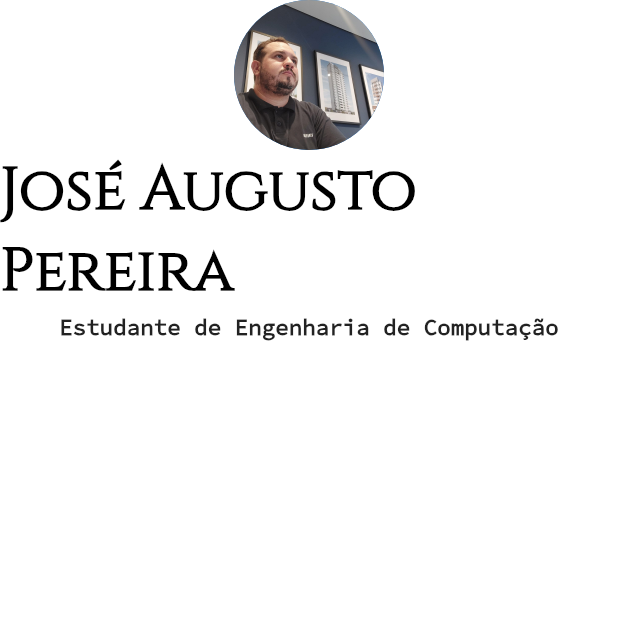
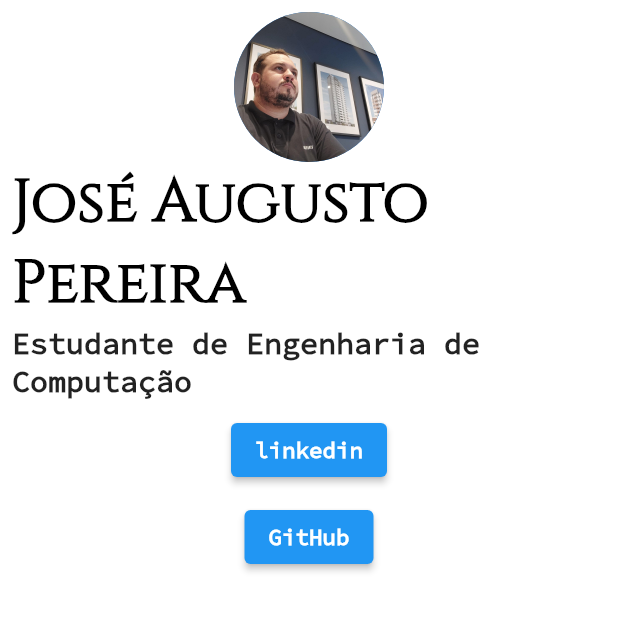
Before and after one commit to eujap/bio_link, a Flutter app: the screen it shows after launch, on a phone screen of 412 x 824 dp, the top half of it. Run offline on Flutter 3.47's test engine with Material 2 defaults, Android fonts, the phone set to English and light mode, and no system bars.

Commit message:
adicionando botoes de direcionamento

```diff
--- a/bio_link/lib/main.dart
+++ b/bio_link/lib/main.dart
@@ -1,4 +1,5 @@
 import 'package:flutter/material.dart';
+import 'package:url_launcher/url_launcher.dart';
 
 void main() {
   runApp(const MyApp());
@@ -13,6 +14,9 @@ class MyApp extends StatelessWidget {
         home: Scaffold(
       backgroundColor: Colors.white,
       body: SafeArea(
+        child: Padding(
+          padding: EdgeInsets.all(8.0),
+          child: Center(
             child: Column(
               children: [
                 CircleAvatar(
@@ -31,12 +35,54 @@ class MyApp extends StatelessWidget {
                   style: TextStyle(
                       fontFamily: 'SourceCode',
                       color: Colors.black87,
+                      fontSize: 20,
+                      fontWeight: FontWeight.bold),
+                ),
+                Column(
+                  children: [
+                    SizedBox(height: 10),
+                    ElevatedButton(
+                      onPressed: abrirLinkedin,
+                      child: Text('linkedin',
+                          style: TextStyle(
+                              fontFamily: 'SourceCode',
                               fontSize: 15,
-                  fontWeight: FontWeight.bold),
+                              fontWeight: FontWeight.bold)),
+                    ),
+                    SizedBox(height: 10),
+                    ElevatedButton(
+                      onPressed: abrirGitHub,
+                      child: Text('GitHub',
+                          style: TextStyle(
+                              fontFamily: 'SourceCode',
+                              fontSize: 15,
+                              fontWeight: FontWeight.bold)),
                     )
                   ],
+                ),
+              ],
+            ),
+          ),
         ),
       ),
     ));
   }
 }
+
+void abrirLinkedin() async {
+  const url = 'https://www.linkedin.com/in/josé-augusto-pereira-15904970';
+  if (await canLaunchUrl(Uri.parse(url))) {
+    await launchUrl(Uri.parse(url));
+  } else {
+    throw 'Could not launch $url';
+  }
+}
+
+void abrirGitHub() async {
+  const url = 'https://github.com/eujap';
+  if (await canLaunchUrl(Uri.parse(url))) {
+    await launchUrl(Uri.parse(url));
+  } else {
+    throw 'Não Foi possivel abrir $url';
+  }
+}
```
Lines whose indentation alone changed are shown as unchanged.
